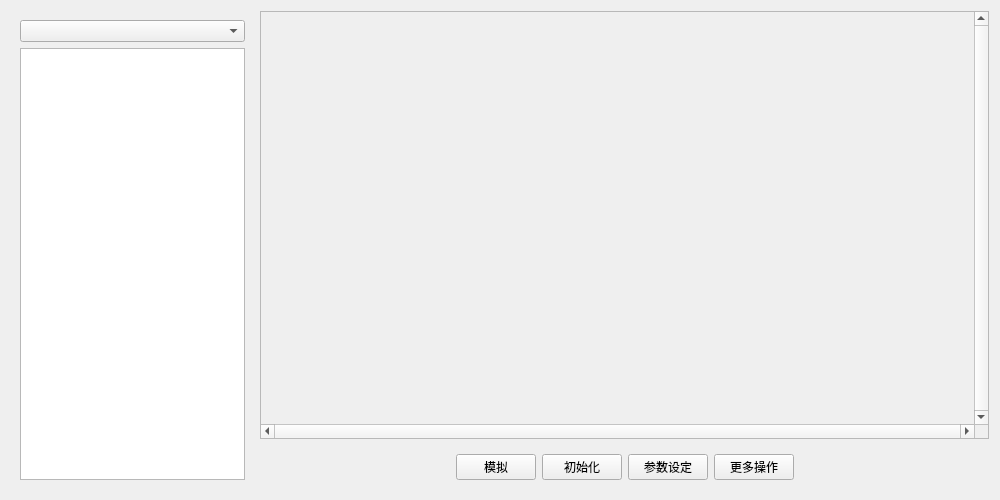
Old version of the form core/widget.ui in the repository dayu521/abc.
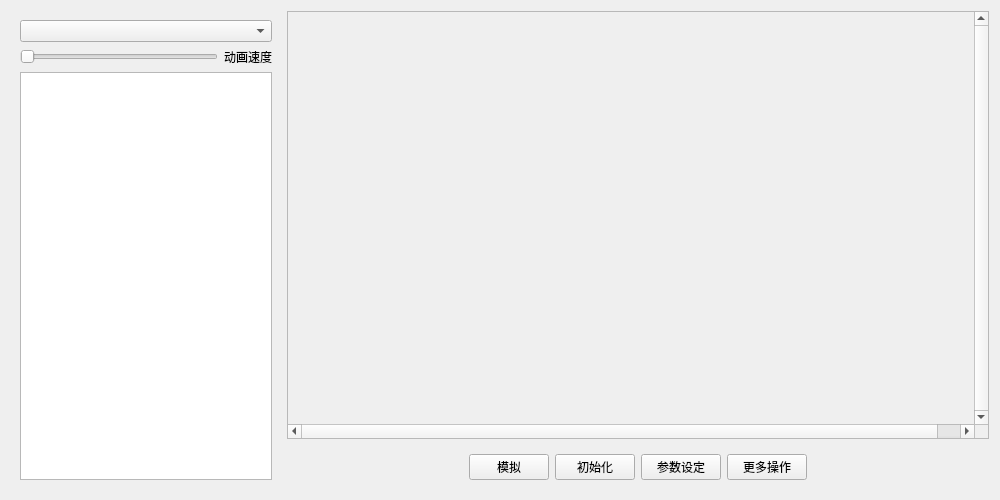
New version of the form. Custom widgets are drawn as their Qt base class.

```diff
--- a/core/widget.ui
+++ b/core/widget.ui
@@ -13,7 +13,7 @@
   <property name="windowTitle">
    <string>Widget</string>
   </property>
-  <layout class="QHBoxLayout" name="horizontalLayout_2" stretch="1,3">
+  <layout class="QHBoxLayout" name="horizontalLayout_3">
    <item>
     <widget class="QWidget" name="leftContainerWidget" native="true">
      <property name="minimumSize">
@@ -32,6 +32,30 @@
       <item>
        <widget class="QComboBox" name="menuList"/>
       </item>
+      <item>
+       <layout class="QHBoxLayout" name="horizontalLayout_2">
+        <item>
+         <widget class="QSlider" name="horizontalSlider">
+          <property name="maximum">
+           <number>999</number>
+          </property>
+          <property name="singleStep">
+           <number>10</number>
+          </property>
+          <property name="orientation">
+           <enum>Qt::Horizontal</enum>
+          </property>
+         </widget>
+        </item>
+        <item>
+         <widget class="QLabel" name="label">
+          <property name="text">
+           <string>动画速度</string>
+          </property>
+         </widget>
+        </item>
+       </layout>
+      </item>
       <item>
        <widget class="QTextBrowser" name="textBrowser">
         <property name="html">
```
